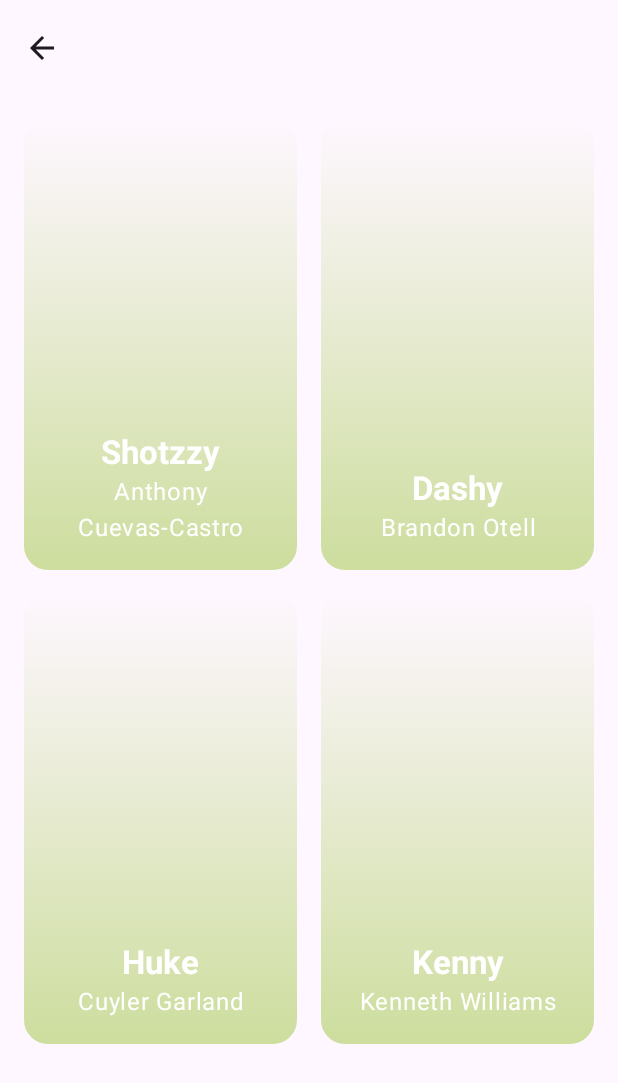
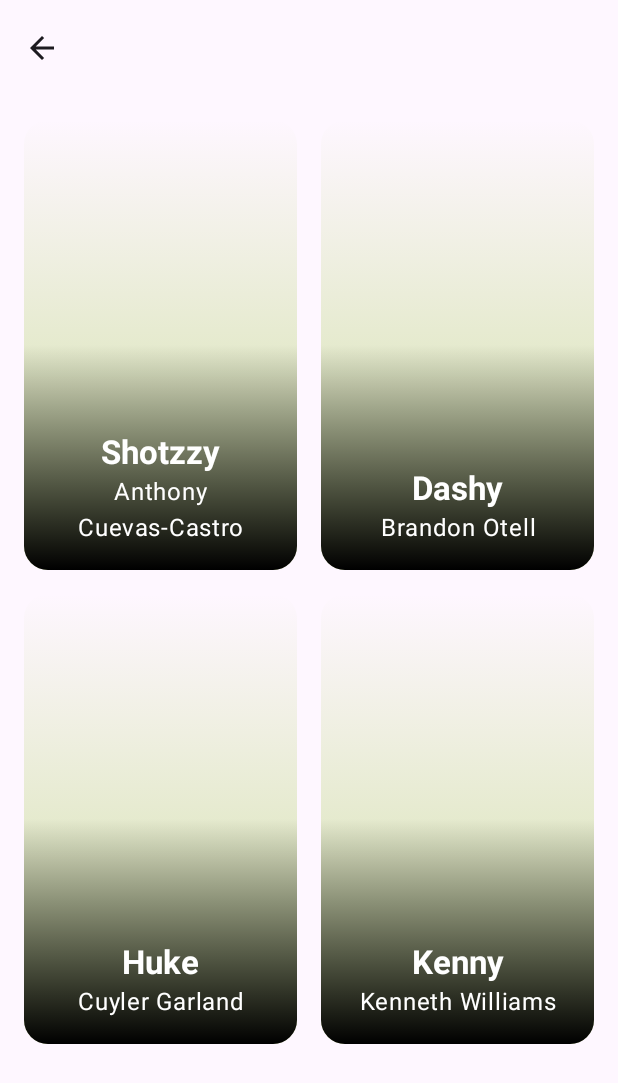
Before and after one commit to itsandreramon/cdl, an Android app built with Jetpack Compose: the screen it shows after launch (MainActivity), after a tap on "OpTic Texas", on a phone screen of 412 x 824 dp. Shown: the top 1083 px of the screen. Run offline under Robolectric (Android 15) with nearby library versions, the light colour scheme and no system bars; our stand-ins replace Compose Multiplatform resources; 2 statements that could not run were skipped.

Commit message:
fix cards

```diff
--- a/composeApp/src/commonMain/kotlin/co/andrethiele/cdl/feature/players/ui/screen/components/PlayerCard.kt
+++ b/composeApp/src/commonMain/kotlin/co/andrethiele/cdl/feature/players/ui/screen/components/PlayerCard.kt
@@ -7,6 +7,7 @@ import androidx.compose.foundation.background
 import androidx.compose.foundation.clickable
 import androidx.compose.foundation.layout.Box
 import androidx.compose.foundation.layout.Column
+import androidx.compose.foundation.layout.fillMaxHeight
 import androidx.compose.foundation.layout.fillMaxSize
 import androidx.compose.foundation.layout.fillMaxWidth
 import androidx.compose.foundation.layout.height
@@ -70,6 +71,21 @@ fun PlayerCard(model: PlayerUiModel, modifier: Modifier = Modifier, onClick: ()
             )
       )
 
+      Box(
+        modifier =
+          Modifier.fillMaxHeight(.5f)
+            .fillMaxWidth()
+            .align(Alignment.BottomCenter)
+            .background(
+              brush =
+                Brush.verticalGradient(
+                  colors = listOf(Color.Transparent, Color.Black.copy(alpha = 1f)),
+                  startY = 0f,
+                  endY = Float.POSITIVE_INFINITY,
+                )
+            )
+      )
+
       Column(
         horizontalAlignment = Alignment.CenterHorizontally,
         modifier = Modifier.fillMaxWidth().padding(16.dp).align(Alignment.BottomCenter),
--- a/composeApp/src/commonMain/kotlin/co/andrethiele/cdl/feature/teams/ui/screen/components/TeamCard.kt
+++ b/composeApp/src/commonMain/kotlin/co/andrethiele/cdl/feature/teams/ui/screen/components/TeamCard.kt
@@ -33,7 +33,7 @@ import org.jetbrains.compose.resources.decodeToImageBitmap
 @OptIn(ExperimentalResourceApi::class)
 @Composable
 fun TeamCard(model: TeamUiModel, modifier: Modifier = Modifier, onClick: () -> Unit = {}) {
-  val avatarBitmap by
+  val logoBitmap by
     produceState<ImageBitmap?>(null) { value = Res.readBytes(model.logoPath).decodeToImageBitmap() }
 
   Box(modifier = modifier) {
@@ -43,15 +43,6 @@ fun TeamCard(model: TeamUiModel, modifier: Modifier = Modifier, onClick: () -> U
           onClick()
         }
     ) {
-      avatarBitmap?.let {
-        Image(
-          bitmap = it,
-          contentDescription = null,
-          modifier = Modifier.fillMaxSize().padding(32.dp),
-          contentScale = ContentScale.Fit,
-        )
-      }
-
       Box(
         modifier =
           Modifier.fillMaxSize()
@@ -65,10 +56,18 @@ fun TeamCard(model: TeamUiModel, modifier: Modifier = Modifier, onClick: () -> U
             )
       )
 
+      logoBitmap?.let {
+        Image(
+          bitmap = it,
+          contentDescription = null,
+          modifier = Modifier.fillMaxSize().padding(32.dp),
+          contentScale = ContentScale.Fit,
+        )
+      }
+
       Text(
         text = model.name,
         modifier = Modifier.align(Alignment.BottomCenter).padding(16.dp),
-        color = Color.White,
         fontWeight = FontWeight.Bold,
         style = MaterialTheme.typography.titleLarge,
       )
```
